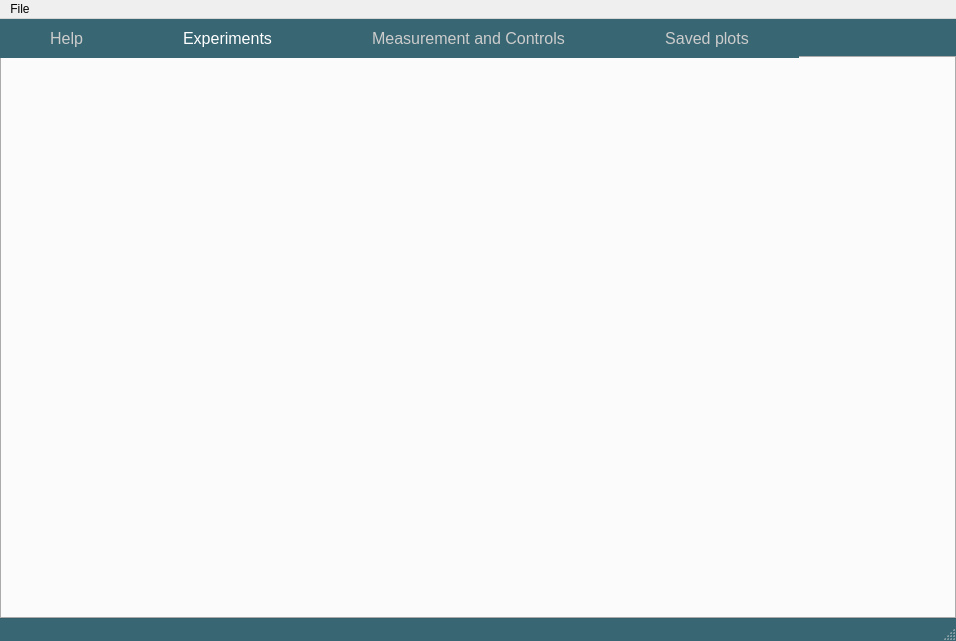
This is templates/layoutNew.ui in csparkresearch/ExpEYES17-Qt as Qt 5 draws it before an edit. The edited form follows.
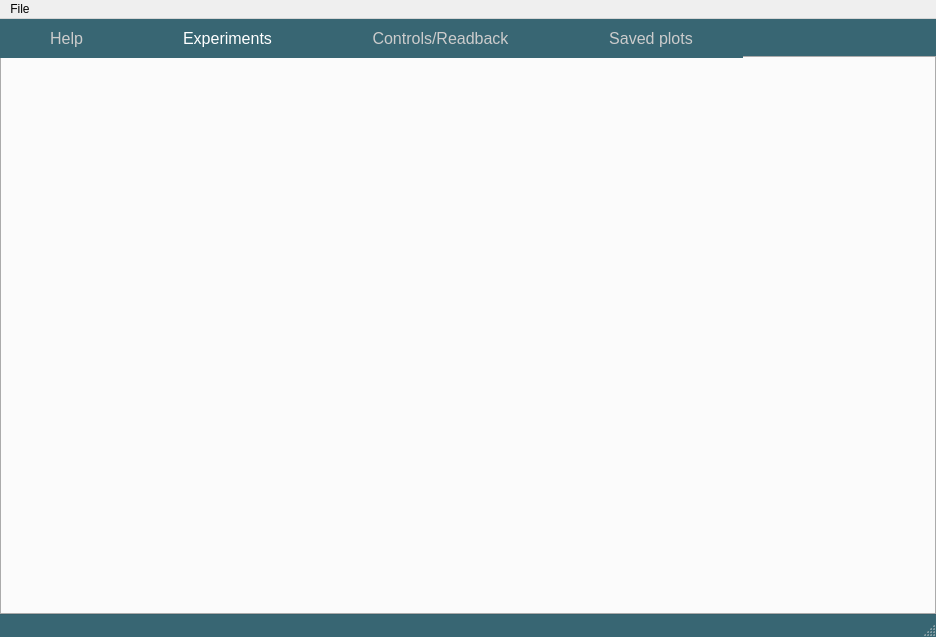
This is the edited form. Icons and pictures are not drawn.

Commit message: added readback widget for resistance, capacitance and frequency

```diff
--- a/templates/layoutNew.ui
+++ b/templates/layoutNew.ui
@@ -6,8 +6,8 @@
    <rect>
     <x>0</x>
     <y>0</y>
-    <width>956</width>
-    <height>641</height>
+    <width>936</width>
+    <height>637</height>
    </rect>
   </property>
   <property name="windowTitle">
@@ -115,7 +115,7 @@
       </widget>
       <widget class="QWidget" name="controlTab">
        <attribute name="title">
-        <string>Measurement and Controls</string>
+        <string>Controls/Readback</string>
        </attribute>
        <widget class="QGroupBox" name="groupBox">
         <property name="geometry">
@@ -213,7 +213,7 @@
     <rect>
      <x>0</x>
      <y>0</y>
-     <width>956</width>
+     <width>936</width>
      <height>25</height>
     </rect>
    </property>
```
The commit also changes 4 other files.
